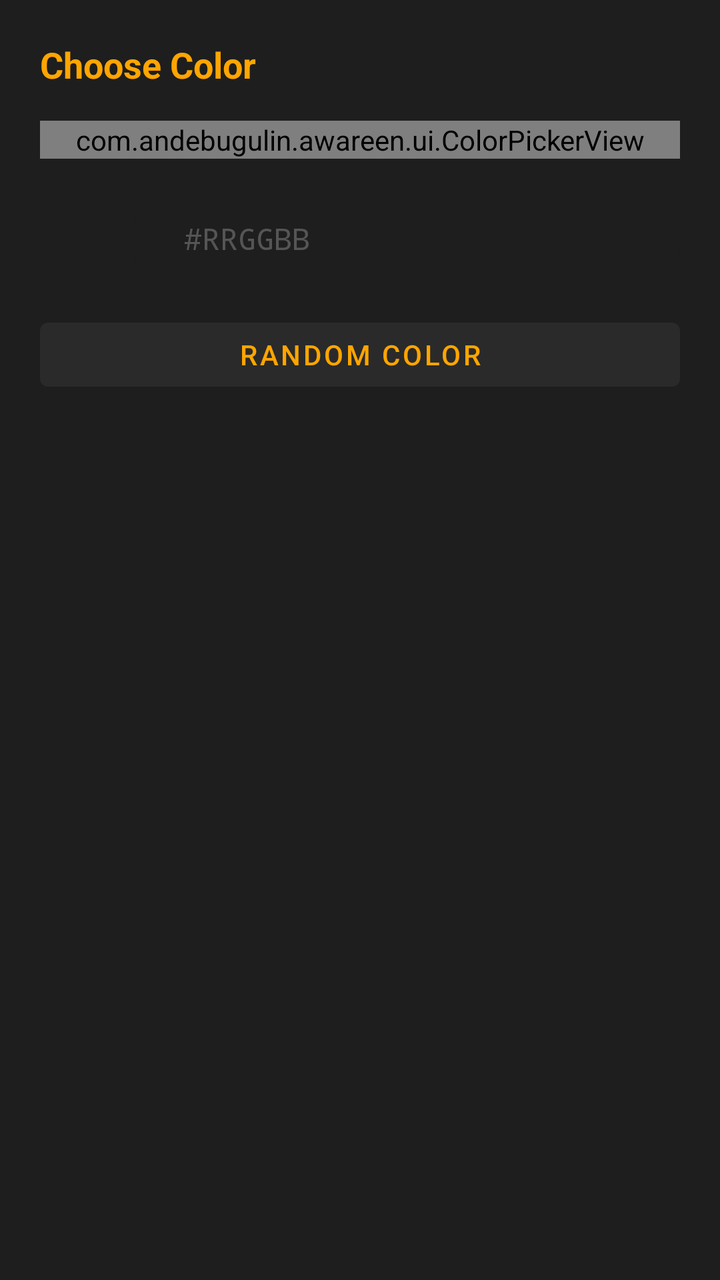
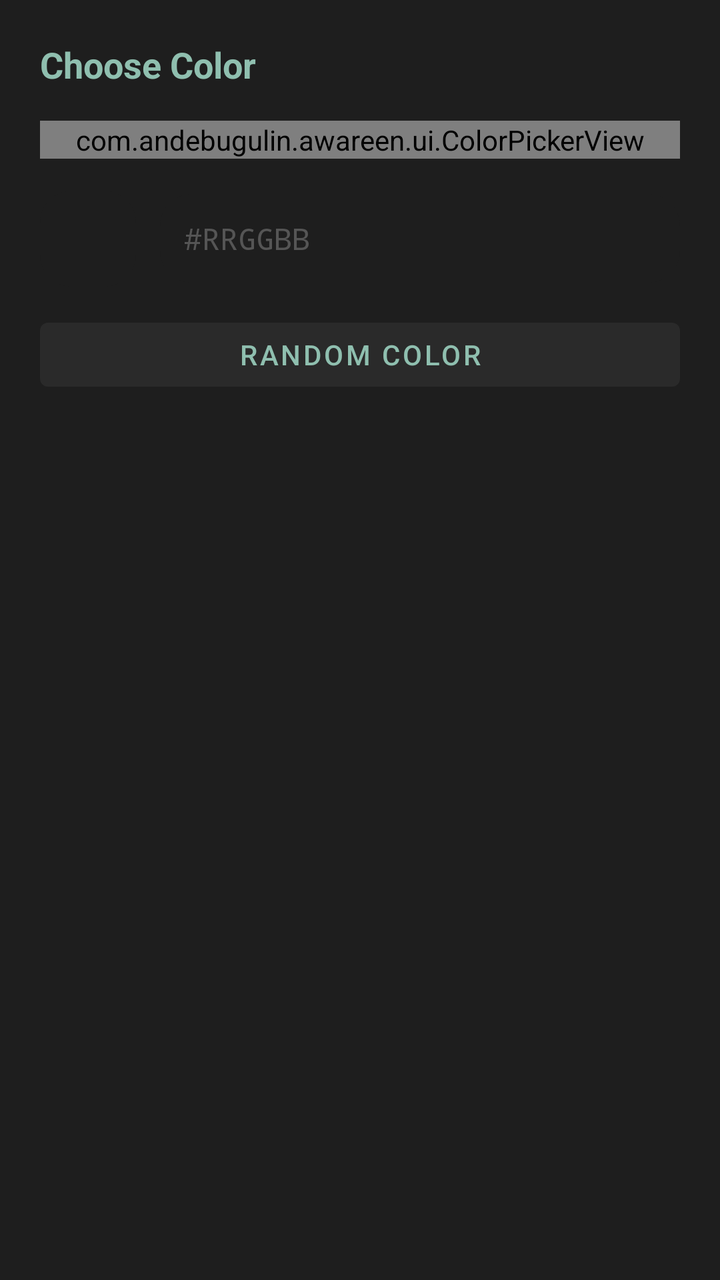

The first picture is an Android layout as it rendered before a commit; the second is the same layout after the commit. The layout source and the unified diff follow.
<!-- AndroidManifest.xml: application theme Theme.Screentimetracker -->
<!-- res/layout/dialog_color_picker.xml -->
<?xml version="1.0" encoding="utf-8"?>
<LinearLayout xmlns:android="http://schemas.android.com/apk/res/android"
    android:layout_width="match_parent"
    android:layout_height="wrap_content"
    android:orientation="vertical"
    android:padding="20dp"
    android:background="@color/surface_dark">

    <TextView
        android:layout_width="wrap_content"
        android:layout_height="wrap_content"
        android:text="Choose Color"
        android:textColor="@color/accent_orange"
        android:textSize="18sp"
        android:textStyle="bold"
        android:layout_marginBottom="16dp" />

    
    <com.andebugulin.awareen.ui.ColorPickerView
        android:id="@+id/colorPickerView"
        android:layout_width="match_parent"
        android:layout_height="wrap_content"
        android:layout_marginBottom="16dp" />

    
    <LinearLayout
        android:layout_width="match_parent"
        android:layout_height="wrap_content"
        android:orientation="horizontal"
        android:gravity="center_vertical"
        android:layout_marginBottom="12dp">

        <View
            android:id="@+id/previewColor"
            android:layout_width="48dp"
            android:layout_height="48dp"
            android:background="@drawable/rounded_background"
            android:layout_marginEnd="12dp" />

        <EditText
            android:id="@+id/hexInput"
            android:layout_width="0dp"
            android:layout_height="wrap_content"
            android:layout_weight="1"
            android:hint="#RRGGBB"
            android:inputType="text"
            android:textColor="@color/text_primary_dark"
            android:textColorHint="@color/text_hint_dark"
            android:background="@drawable/rounded_background"
            android:padding="12dp"
            android:textSize="15sp"
            android:fontFamily="monospace"
            android:maxLines="1"
            android:singleLine="true" />
    </LinearLayout>

    
    <Button
        android:id="@+id/randomColorButton"
        style="@style/Widget.Awareen.Button.Flat"
        android:layout_width="match_parent"
        android:layout_height="44dp"
        android:text="Random Color"
        android:textSize="14sp" />

</LinearLayout>
<!-- resources referenced by this layout -->
<resources>
  <color name="accent_orange">#FFA500</color>
  <color name="surface_dark">#1E1E1E</color>
  <color name="text_hint_dark">#555555</color>
  <color name="text_primary_dark">#E0E0E0</color>
  <!-- drawable rounded_background (drawable) -->
  <?xml version="1.0" encoding="utf-8"?>
  <shape xmlns:android="http://schemas.android.com/apk/res/android">
      <solid android:color="@color/surface_dark" />
      <corners android:radius="16dp" />
      <padding android:left="6dp" android:top="3dp" android:right="6dp" android:bottom="8dp" />
  </shape>
  <style name="Widget.Awareen.Button.Flat" parent="Widget.MaterialComponents.Button">
          <item name="backgroundTint">@color/surface_variant_dark</item>
          <item name="android:textColor">@color/accent_orange</item>
          <item name="android:stateListAnimator">@null</item>
          <item name="elevation">0dp</item>
      </style>
  <style name="Theme.Screentimetracker" parent="Theme.MaterialComponents.NoActionBar">
          
          <item name="colorPrimary">@color/accent_orange</item>
          <item name="colorPrimaryVariant">@color/accent_orange</item>
          <item name="colorOnPrimary">@color/on_accent</item>
          <item name="colorSecondary">@color/accent_orange</item>
          <item name="colorSecondaryVariant">@color/accent_orange</item>
          <item name="colorOnSecondary">@color/on_accent</item>
  
          <item name="android:windowBackground">@color/app_background_dark</item>
          <item name="android:statusBarColor">@color/app_background_dark</item>
          <item name="android:navigationBarColor">@color/app_background_dark</item>
          <item name="android:windowLightStatusBar">false</item>
          <item name="android:windowLightNavigationBar">false</item>
      </style>
  <color name="surface_variant_dark">#2A2A2A</color>
  <color name="on_accent">#121212</color>
  <color name="app_background_dark">#121212</color>
</resources>

<!-- the commit's change to res/layout/dialog_color_picker.xml (unified diff, before → after) -->
@@ -10,7 +10,7 @@
         android:layout_width="wrap_content"
         android:layout_height="wrap_content"
         android:text="Choose Color"
-        android:textColor="@color/accent_orange"
+        android:textColor="@color/accent_primary"
         android:textSize="18sp"
         android:textStyle="bold"
         android:layout_marginBottom="16dp" />
<!-- resource entries referenced after the edit -->
@@ -1,6 +1,6 @@
 <!-- resources referenced by this layout -->
 <resources>
-  <color name="accent_orange">#FFA500</color>
+  <color name="accent_primary">#8FBFAF</color>
   <color name="surface_dark">#1E1E1E</color>
   <color name="text_hint_dark">#555555</color>
   <color name="text_primary_dark">#E0E0E0</color>
@@ -13,17 +13,17 @@
   </shape>
   <style name="Widget.Awareen.Button.Flat" parent="Widget.MaterialComponents.Button">
           <item name="backgroundTint">@color/surface_variant_dark</item>
-          <item name="android:textColor">@color/accent_orange</item>
+          <item name="android:textColor">@color/accent_primary</item>
           <item name="android:stateListAnimator">@null</item>
           <item name="elevation">0dp</item>
       </style>
   <style name="Theme.Screentimetracker" parent="Theme.MaterialComponents.NoActionBar">
           
-          <item name="colorPrimary">@color/accent_orange</item>
-          <item name="colorPrimaryVariant">@color/accent_orange</item>
+          <item name="colorPrimary">@color/accent_primary</item>
+          <item name="colorPrimaryVariant">@color/accent_primary</item>
           <item name="colorOnPrimary">@color/on_accent</item>
-          <item name="colorSecondary">@color/accent_orange</item>
-          <item name="colorSecondaryVariant">@color/accent_orange</item>
+          <item name="colorSecondary">@color/accent_primary</item>
+          <item name="colorSecondaryVariant">@color/accent_primary</item>
           <item name="colorOnSecondary">@color/on_accent</item>
   
           <item name="android:windowBackground">@color/app_background_dark</item>
@@ -33,7 +33,7 @@
           <item name="android:windowLightNavigationBar">false</item>
       </style>
   <color name="surface_variant_dark">#2A2A2A</color>
-  <color name="on_accent">#121212</color>
+  <color name="on_accent">#122220</color>
   <color name="app_background_dark">#121212</color>
 </resources>
 
